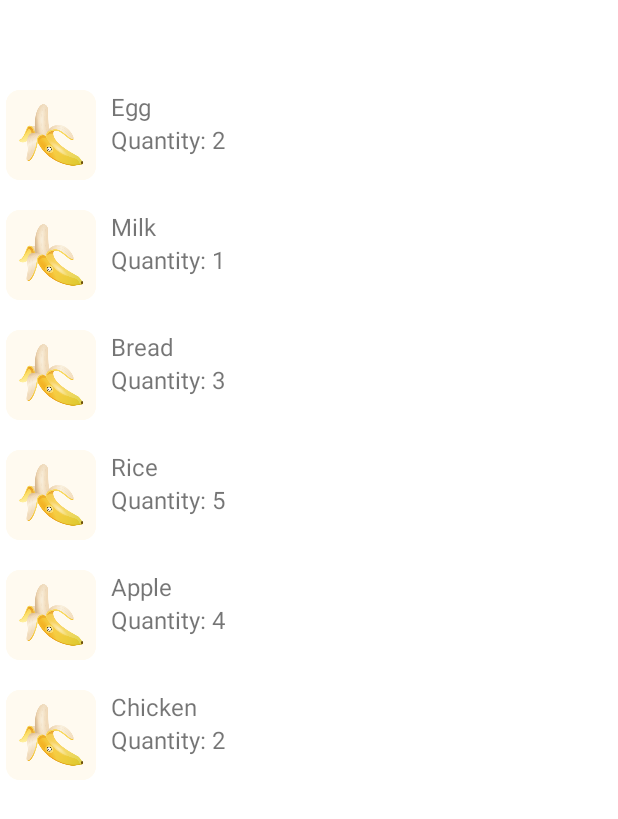
After one commit to giannakat/ExpirEase, an Android app: the NotificationsActivity screen opened directly, with no data from a screen before it, on a phone screen of 412 x 824 dp. The commit adds this screen. Shown: the top 819 px of the screen. Run offline under Robolectric (Android 15) with nearby library versions, the phone set to English and light mode, and no system bars.

Commit message:
added notification page but needs back arrow and interface changes

```diff
--- /dev/null
+++ b/app/src/main/java/com/example/expirease/NotificationsActivity.kt
@@ -0,0 +1,53 @@
+package com.example.expirease
+
+import android.app.Activity
+import android.os.Bundle
+import android.widget.ImageView
+import android.widget.Toast
+import androidx.appcompat.app.AppCompatActivity
+import androidx.appcompat.widget.SearchView
+import androidx.recyclerview.widget.LinearLayoutManager
+import androidx.recyclerview.widget.RecyclerView
+import com.example.expirease.data.Item
+import com.example.expirease.helper.ItemDetailsDialogFragment
+import com.example.expirease.helper.ItemRecyclerViewAdapter
+import com.example.expirease.helperNotif.NotificationDetailsDialogFragment
+import com.example.expirease.helperNotif.NotificationRecyclerViewAdapter
+
+class NotificationsActivity : AppCompatActivity() {  // Changed to AppCompatActivity for better compatibility
+    private lateinit var listOfItems: MutableList<Item>
+    private lateinit var itemAdapter: NotificationRecyclerViewAdapter // Use correct adapter
+    private lateinit var filteredList: MutableList<Item>
+
+    override fun onCreate(savedInstanceState: Bundle?) {
+        super.onCreate(savedInstanceState)
+        setContentView(R.layout.activity_notifications)
+
+        listOfItems = mutableListOf(
+            Item("Egg", 2, R.drawable.banana),
+            Item("Milk", 1, R.drawable.banana),
+            Item("Bread", 3, R.drawable.banana),
+            Item("Rice", 5, R.drawable.banana),
+            Item("Apple", 4, R.drawable.banana),
+            Item("Chicken", 2, R.drawable.banana)
+        )
+
+        filteredList = listOfItems.toMutableList()
+
+        val recyclerView = findViewById<RecyclerView>(R.id.item_recyclerview)
+        recyclerView.layoutManager = LinearLayoutManager(this)
+
+        itemAdapter = NotificationRecyclerViewAdapter(filteredList, onClick = { item ->
+            val dialog = NotificationDetailsDialogFragment()
+            val bundle = Bundle().apply {
+                putInt("photo", item.photoResource)
+                putString("name", item.name)
+                putInt("quantity", item.quantity)
+            }
+            dialog.arguments = bundle
+            dialog.show(supportFragmentManager, "NotificationDetailsDialog")
+        })
+
+        recyclerView.adapter = itemAdapter // 🔥 **This was missing**
+    }
+}
--- /dev/null
+++ b/app/src/main/java/com/example/expirease/helperNotif/NotificationRecyclerViewAdapter.kt
@@ -0,0 +1,41 @@
+package com.example.expirease.helperNotif
+
+import android.view.LayoutInflater
+import android.view.View
+import android.view.ViewGroup
+import android.widget.ImageView
+import android.widget.TextView
+import androidx.recyclerview.widget.RecyclerView
+import com.example.expirease.R
+import com.example.expirease.data.Item
+
+class NotificationRecyclerViewAdapter(
+    private val listOfItems: MutableList<Item>,
+    private val onClick: (Item) -> Unit
+) : RecyclerView.Adapter<NotificationRecyclerViewAdapter.ItemViewHolder>() {
+
+    class ItemViewHolder(view: View) : RecyclerView.ViewHolder(view) {
+        val photo: ImageView = view.findViewById(R.id.item_photo)
+        val name: TextView = view.findViewById(R.id.item_name)
+        val quantity: TextView = view.findViewById(R.id.item_quantity)
+
+        fun bind(item: Item, onClick: (Item) -> Unit) {
+            photo.setImageResource(item.photoResource)
+            name.text = item.name
+            quantity.text = "Quantity: ${item.quantity}"
+            itemView.setOnClickListener { onClick(item) }
+        }
+    }
+
+    override fun onCreateViewHolder(parent: ViewGroup, viewType: Int): ItemViewHolder {
+        val view = LayoutInflater.from(parent.context)
+            .inflate(R.layout.notif_recycler_view, parent, false)
+        return ItemViewHolder(view)
+    }
+
+    override fun onBindViewHolder(holder: ItemViewHolder, position: Int) {
+        holder.bind(listOfItems[position], onClick) // Used bind() for cleaner binding logic
+    }
+
+    override fun getItemCount(): Int = listOfItems.size
+}
--- a/app/src/main/res/layout/activity_notification.xml
+++ /dev/null
@@ -1,6 +0,0 @@
-<?xml version="1.0" encoding="utf-8"?>
-<RelativeLayout xmlns:android="http://schemas.android.com/apk/res/android"
-    android:layout_width="match_parent"
-    android:layout_height="match_parent">
-
-</RelativeLayout>
--- a/app/src/main/res/layout/activity_notifications.xml
+++ b/app/src/main/res/layout/activity_notifications.xml
@@ -3,4 +3,10 @@
     android:layout_width="match_parent"
     android:layout_height="match_parent">
 
+    <androidx.recyclerview.widget.RecyclerView
+        android:id="@+id/item_recyclerview"
+        android:layout_width="match_parent"
+        android:layout_height="wrap_content"
+        android:layout_centerHorizontal="true"
+        android:layout_marginTop="50dp"/>
 </RelativeLayout>
--- a/app/src/main/res/layout/nav_header.xml
+++ b/app/src/main/res/layout/nav_header.xml
@@ -7,6 +7,7 @@
     <ImageView
         android:layout_width="80dp"
         android:layout_height="80dp"
-        android:src="@drawable/burger_menu"/>
+        android:src="@drawable/profile"
+        />
 
 </LinearLayout>
--- /dev/null
+++ b/app/src/main/res/layout/notif_recycler_view.xml
@@ -0,0 +1,48 @@
+<?xml version="1.0" encoding="utf-8"?>
+<LinearLayout xmlns:android="http://schemas.android.com/apk/res/android"
+    xmlns:app="http://schemas.android.com/apk/res-auto"
+    xmlns:tools="http://schemas.android.com/tools"
+    android:id="@+id/main"
+    android:layout_width="match_parent"
+    android:layout_height="wrap_content"
+    android:orientation="horizontal"
+    android:paddingVertical="10dp"
+    android:paddingHorizontal="4dp"
+    >
+
+    <ImageView
+        android:id="@+id/item_photo"
+        android:layout_width="60dp"
+        android:scaleType="fitXY"
+        android:layout_height="60dp"
+        android:layout_gravity="center"
+        />
+
+    <LinearLayout
+        android:layout_width="match_parent"
+        android:layout_height="match_parent"
+        android:orientation="vertical"
+        android:layout_marginStart="10dp">
+
+        <TextView
+            android:id="@+id/item_name"
+            android:layout_width="match_parent"
+            android:layout_height="wrap_content"
+            android:gravity="center_vertical"
+            android:textSize="16sp"
+            />
+
+        <TextView
+            android:id="@+id/item_quantity"
+            android:layout_width="match_parent"
+            android:layout_height="wrap_content"
+            android:gravity="center_vertical"
+            android:textSize="16sp" />
+
+    </LinearLayout>
+
+
+
+
+
+</LinearLayout>
```
Also changed, not shown: app/src/main/AndroidManifest.xml (+12 -0 lines), app/src/main/java/com/example/expirease/HomeWithFragmentActivity.kt (+10 -0 lines), app/src/main/java/com/example/expirease/RegisterActivity.kt (+28 -30 lines), app/src/main/java/com/example/expirease/helperNotif/NotificationCustomListViewAdapter.kt (added, +49 -0 lines), app/src/main/java/com/example/expirease/helperNotif/NotificationDetailsDialogFragment.kt (added, +42 -0 lines), app/src/main/res/layout/activity_home_with_fragment.xml (+9 -1 lines), app/src/main/res/layout/dialog_notification_details.xml (added, +37 -0 lines).
